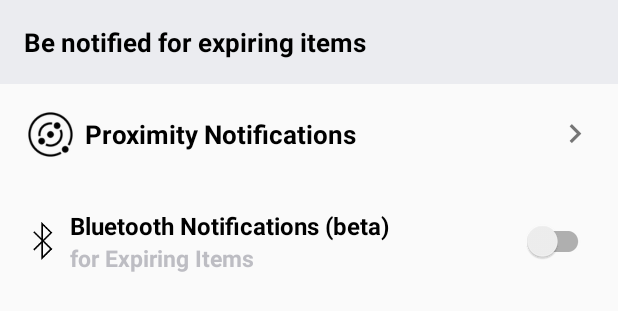
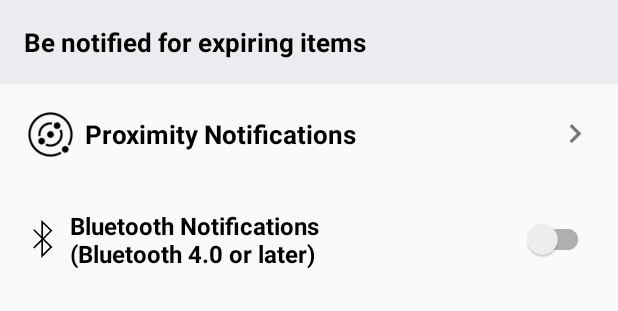
Before and after one commit to gkumar28j/HDAndroid, an Android app: the layout fragment_notifications.xml on its own in the app's theme, with its tools: preview values and no code run, on a phone screen of 412 x 824 dp. Shown: the top 311 px of the screen. Run offline under Robolectric (Android 15) with nearby library versions, the phone set to English and light mode, and no system bars.

Commit message:
changed bluetooth text

```diff
--- a/app/src/main/res/layout/fragment_notifications.xml
+++ b/app/src/main/res/layout/fragment_notifications.xml
@@ -85,7 +85,7 @@
 
             />
 
-        <TextView
+      <!--  <TextView
             android:id="@+id/bluetooth_settings_sub_Heading"
             style="@style/BluetoothSubHeadingSettingsText"
             android:layout_width="wrap_content"
@@ -93,7 +93,7 @@
             android:layout_below="@id/bluetooth_heading_text"
             android:layout_marginLeft="5dp"
             android:layout_toRightOf="@id/bluetooth_image_view"
-            android:text="@string/bluetooth_subheading_text" />
+            android:text="@string/bluetooth_subheading_text" />-->
 
 
         <android.support.v7.widget.SwitchCompat
--- a/app/src/main/res/values/strings.xml
+++ b/app/src/main/res/values/strings.xml
@@ -166,7 +166,7 @@
 
 
     <!--Notification Fragment-->
-    <string name="bluetooth_notifications_heading_text">Bluetooth Notifications (beta)</string>
+    <string name="bluetooth_notifications_heading_text">Bluetooth Notifications\n(Bluetooth 4.0 or later)</string>
     <string name="bluetooth_subheading_text">for Expiring Items</string>
     <string name="bluetooth_subheading_expired_text">for Expired Items</string>
     <string name="bluetooth_reminder_text">Daily Reminders</string>
```
